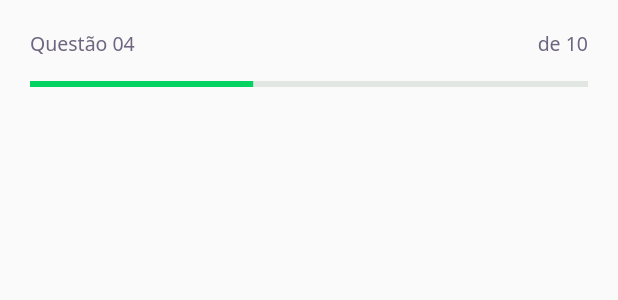
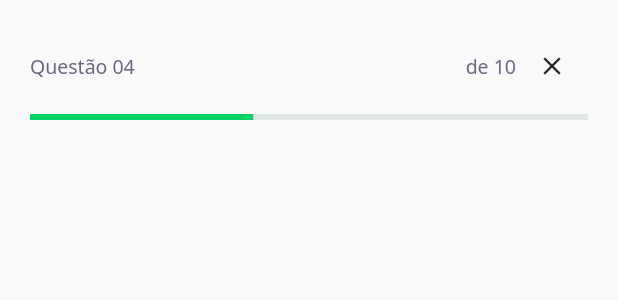
Before and after one commit to alextavella/nlw-05-dev-quiz-flutter, a Flutter app: the QuestionIndicatorWidget widget shown alone on an empty page, opened directly, on a phone screen of 412 x 824 dp. Shown: the top 300 px of the screen. Run offline on Flutter 3.47's test engine with Material 2 defaults, Android fonts, the phone set to English and light mode, and no system bars; our stand-ins replace google_fonts; network calls fail.

Commit message:
feat: render questions

```diff
--- a/lib/presentation/pages/challenge/widgets/question_indicator/question_indicator_widget.dart
+++ b/lib/presentation/pages/challenge/widgets/question_indicator/question_indicator_widget.dart
@@ -9,11 +9,30 @@ class QuestionIndicatorWidget extends StatelessWidget {
       padding: const EdgeInsets.all(20),
       child: Column(
         children: [
-          Row(mainAxisAlignment: MainAxisAlignment.spaceBetween, children: [
-            Text("Questão 04", style: AppTextStyles.body),
-            Text("de 10", style: AppTextStyles.body),
-          ]),
-          SizedBox(height: 16),
+          Row(
+            crossAxisAlignment: CrossAxisAlignment.center,
+            mainAxisAlignment: MainAxisAlignment.start,
+            children: [
+              Expanded(
+                child: Row(
+                    mainAxisAlignment: MainAxisAlignment.spaceBetween,
+                    children: [
+                      Text("Questão 04", style: AppTextStyles.body),
+                      Text("de 10", style: AppTextStyles.body),
+                    ]),
+              ),
+              IconButton(
+                icon: Icon(
+                  Icons.close,
+                  size: 20,
+                ),
+                onPressed: () {
+                  Navigator.pop(context);
+                },
+              ),
+            ],
+          ),
+          SizedBox(height: 8),
           ProgressIndicatorWidget(value: 0.4)
         ],
       ),
--- a/lib/presentation/shared/widgets/widgets.dart
+++ b/lib/presentation/shared/widgets/widgets.dart
@@ -1 +1,2 @@
-export "./progress_indicator/progress_indicator_widget.dart";
+export './button/button_widget.dart';
+export './progress_indicator/progress_indicator_widget.dart';
```
Also changed, not shown: lib/presentation/pages/challenge/challenge_page.dart (+37 -4 lines), lib/presentation/pages/challenge/widgets/quiz/quiz_widget.dart (+21 -14 lines), lib/presentation/pages/home/home_page.dart (+14 -3 lines), lib/presentation/pages/home/widgets/quiz_card/quiz_card_widget.dart (+10 -2 lines), lib/presentation/shared/widgets/button/button_widget.dart (added, +63 -0 lines).
